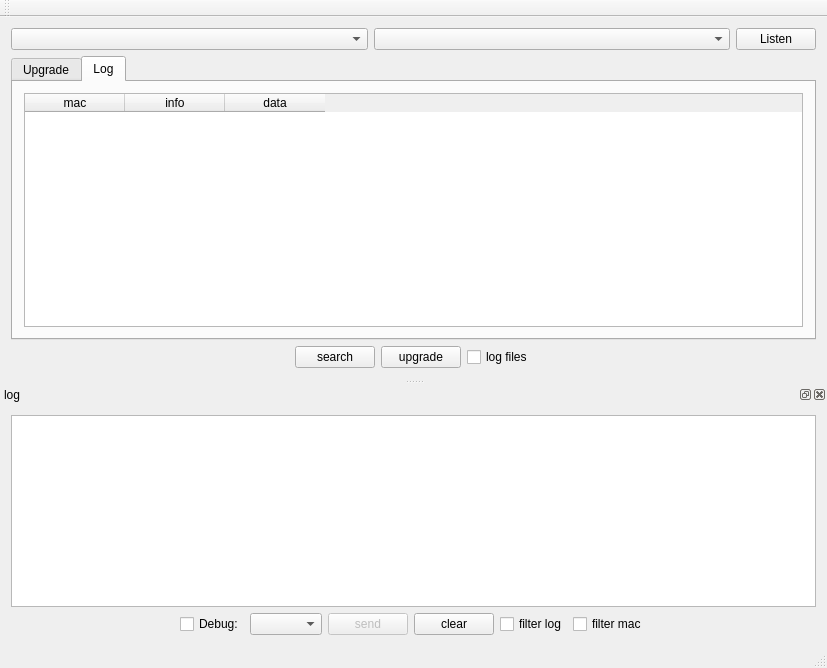
Before: the Qt Designer form Ins401/Ins401/Ins401.ui in aceinnazhangchen/Ins401_tool, drawn with Qt 5.
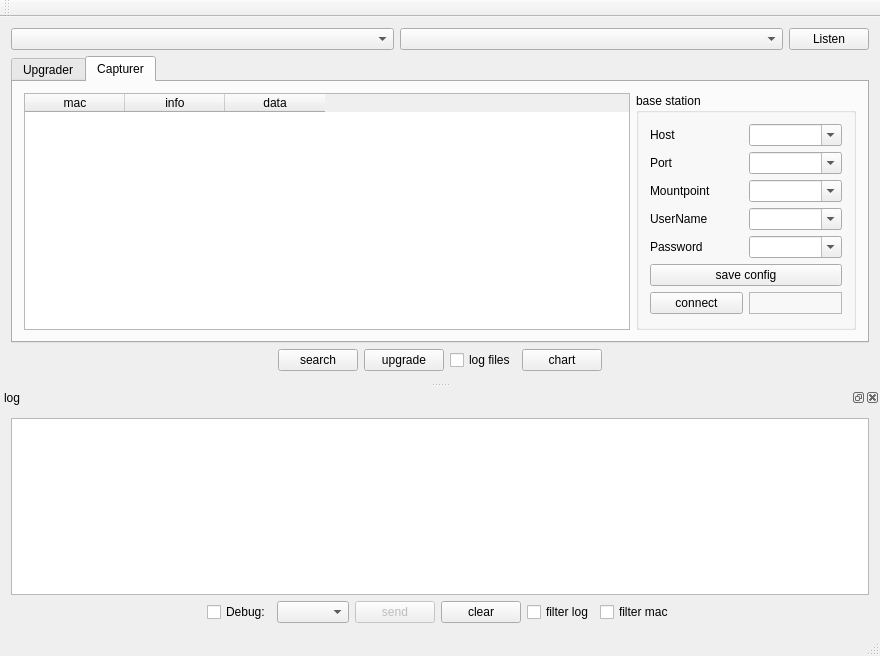
After: the same form once the commit is applied. The open tabs and pages were chosen to show the change.

Commit message: Add save config file; Add ntrip client; Add Charts;

Diff of the .ui file:
```diff
--- a/Ins401/Ins401/Ins401.ui
+++ b/Ins401/Ins401/Ins401.ui
@@ -6,8 +6,8 @@
    <rect>
     <x>0</x>
     <y>0</y>
-    <width>827</width>
-    <height>668</height>
+    <width>880</width>
+    <height>656</height>
    </rect>
   </property>
   <property name="windowTitle">
@@ -39,7 +39,7 @@
       </property>
       <widget class="QWidget" name="tab">
        <attribute name="title">
-        <string>Upgrade</string>
+        <string>Upgrader</string>
        </attribute>
        <layout class="QVBoxLayout" name="verticalLayout_2">
         <item>
@@ -172,9 +172,9 @@
       </widget>
       <widget class="QWidget" name="tab_2">
        <attribute name="title">
-        <string>Log</string>
+        <string>Capturer</string>
        </attribute>
-       <layout class="QVBoxLayout" name="verticalLayout_4">
+       <layout class="QHBoxLayout" name="horizontalLayout">
         <item>
          <widget class="QTableWidget" name="log_devs_tableWidget">
           <property name="editTriggers">
@@ -200,6 +200,131 @@
           </column>
          </widget>
         </item>
+        <item>
+         <widget class="QGroupBox" name="base_groupBox">
+          <property name="minimumSize">
+           <size>
+            <width>220</width>
+            <height>0</height>
+           </size>
+          </property>
+          <property name="title">
+           <string>base station</string>
+          </property>
+          <layout class="QGridLayout" name="gridLayout">
+           <item row="0" column="0">
+            <widget class="QLabel" name="label_8">
+             <property name="text">
+              <string>Host</string>
+             </property>
+            </widget>
+           </item>
+           <item row="1" column="1">
+            <widget class="QComboBox" name="port_cmb">
+             <property name="editable">
+              <bool>true</bool>
+             </property>
+            </widget>
+           </item>
+           <item row="2" column="1">
+            <widget class="QComboBox" name="mountpoint_cmb">
+             <property name="editable">
+              <bool>true</bool>
+             </property>
+            </widget>
+           </item>
+           <item row="2" column="0">
+            <widget class="QLabel" name="label_9">
+             <property name="text">
+              <string>Mountpoint</string>
+             </property>
+            </widget>
+           </item>
+           <item row="3" column="1">
+            <widget class="QComboBox" name="user_cmb">
+             <property name="editable">
+              <bool>true</bool>
+             </property>
+            </widget>
+           </item>
+           <item row="1" column="0">
+            <widget class="QLabel" name="label_10">
+             <property name="text">
+              <string>Port</string>
+             </property>
+            </widget>
+           </item>
+           <item row="0" column="1">
+            <widget class="QComboBox" name="host_cmb">
+             <property name="editable">
+              <bool>true</bool>
+             </property>
+            </widget>
+           </item>
+           <item row="4" column="1">
+            <widget class="QComboBox" name="password_cmb">
+             <property name="editable">
+              <bool>true</bool>
+             </property>
+            </widget>
+           </item>
+           <item row="3" column="0">
+            <widget class="QLabel" name="label_12">
+             <property name="text">
+              <string>UserName</string>
+             </property>
+            </widget>
+           </item>
+           <item row="7" column="0">
+            <spacer name="verticalSpacer">
+             <property name="orientation">
+              <enum>Qt::Vertical</enum>
+             </property>
+             <property name="sizeHint" stdset="0">
+              <size>
+               <width>20</width>
+               <height>40</height>
+              </size>
+             </property>
+            </spacer>
+           </item>
+           <item row="4" column="0">
+            <widget class="QLabel" name="label_11">
+             <property name="text">
+              <string>Password</string>
+             </property>
+            </widget>
+           </item>
+           <item row="5" column="0" colspan="2">
+            <widget class="QPushButton" name="save_pushButton">
+             <property name="text">
+              <string>save config</string>
+             </property>
+            </widget>
+           </item>
+           <item row="6" column="0">
+            <widget class="QPushButton" name="connect_pushButton">
+             <property name="text">
+              <string>connect</string>
+             </property>
+            </widget>
+           </item>
+           <item row="6" column="1">
+            <widget class="QLabel" name="data_label">
+             <property name="frameShape">
+              <enum>QFrame::StyledPanel</enum>
+             </property>
+             <property name="frameShadow">
+              <enum>QFrame::Plain</enum>
+             </property>
+             <property name="text">
+              <string/>
+             </property>
+            </widget>
+           </item>
+          </layout>
+         </widget>
+        </item>
        </layout>
       </widget>
      </widget>
@@ -243,6 +368,13 @@
         </property>
        </widget>
       </item>
+      <item>
+       <widget class="QPushButton" name="chart_pushButton">
+        <property name="text">
+         <string>chart</string>
+        </property>
+       </widget>
+      </item>
       <item>
        <spacer name="horizontalSpacer_4">
         <property name="orientation">
```
Left out of the diff: 2 changed lines with no effect on the pictures. The commit also changes 18 other files.
